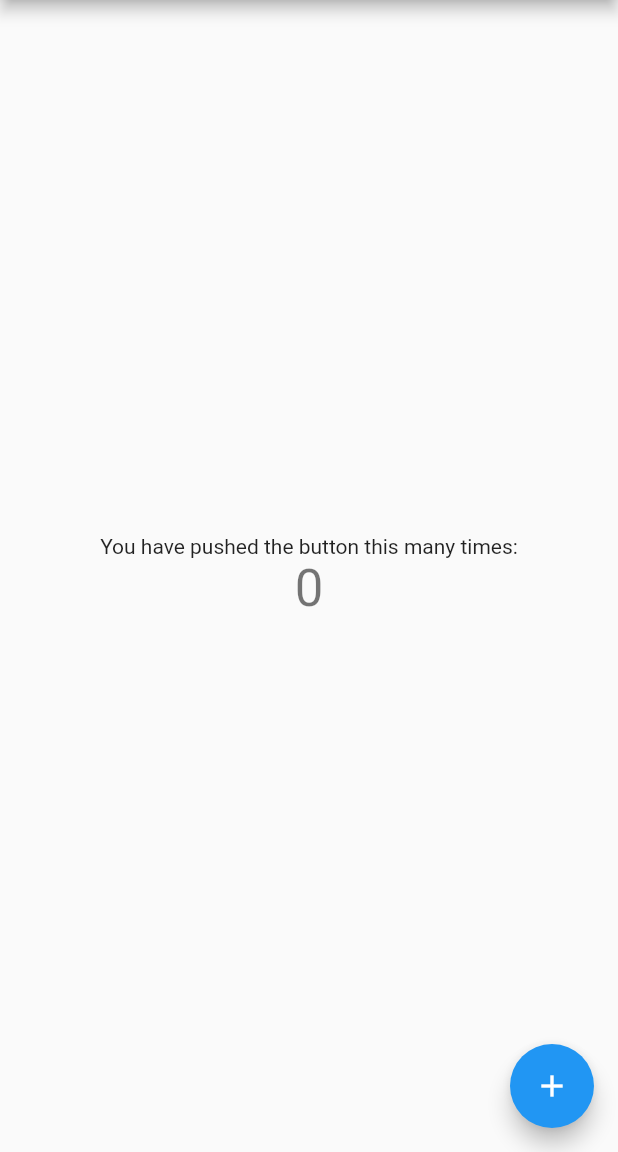
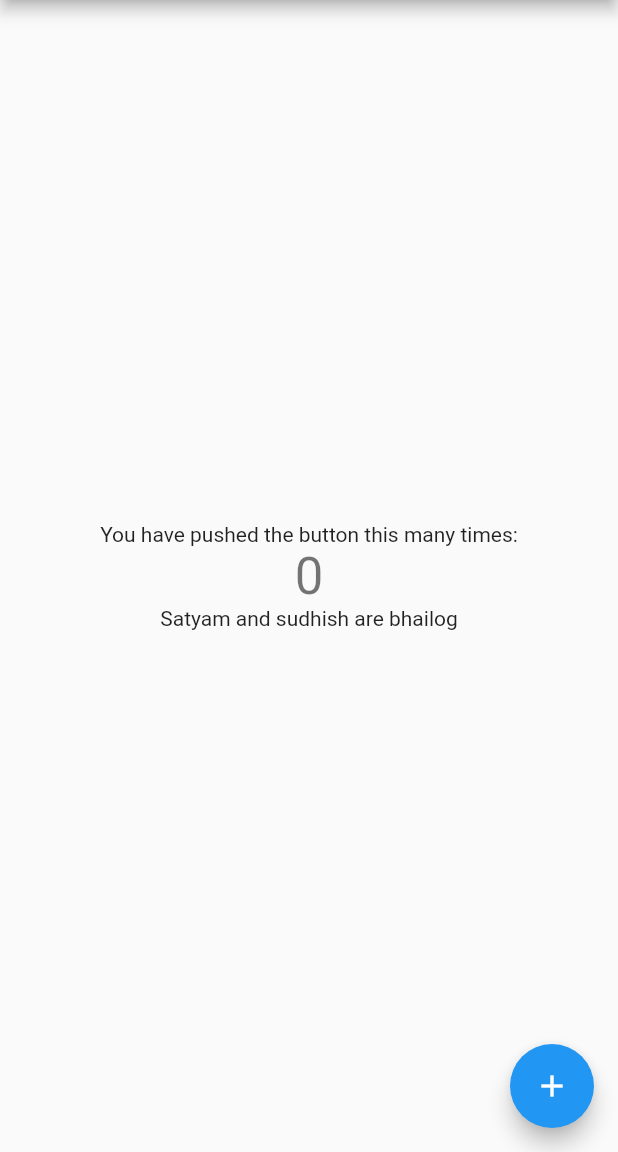
Before and after one commit to satyyyaamm/getx, a Flutter app: the screen it shows after launch, on a phone screen of 412 x 824 dp, the part 84-1236 px from its top. Run offline on Flutter 3.47's test engine with Material 2 defaults, Android fonts, the phone set to English and light mode, and no system bars.

Commit message:
2nd commit

```diff
--- a/lib/main.dart
+++ b/lib/main.dart
@@ -55,6 +55,9 @@ class _MyHomePageState extends State<MyHomePage> {
               '$_counter',
               style: Theme.of(context).textTheme.headline4,
             ),
+            const Text(
+              "Satyam and sudhish are bhailog",
+            ),
           ],
         ),
       ),
```
